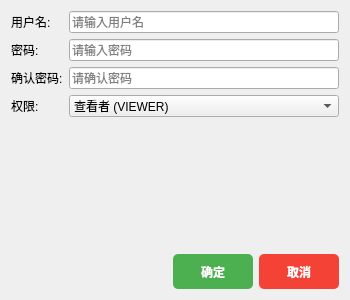
Before: the Qt Designer form renwu/adduserdialog.ui in csdadd/BiSheWslTest_ws-src, drawn with Qt 5.
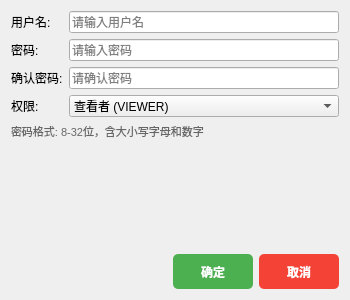
After: the same form once the commit is applied.

The edit to the form file:
```diff
--- a/renwu/adduserdialog.ui
+++ b/renwu/adduserdialog.ui
@@ -101,6 +101,16 @@
      </item>
     </layout>
    </item>
+   <item>
+    <widget class="QLabel" name="passwordHintLabel">
+     <property name="styleSheet">
+      <string>color: #666; font-size: 11px;</string>
+     </property>
+     <property name="text">
+      <string>密码格式: 8-32位，含大小写字母和数字</string>
+     </property>
+    </widget>
+   </item>
    <item>
     <spacer name="verticalSpacer">
      <property name="orientation">
```
Left out of the diff: 36 changed lines with no effect on the pictures.
